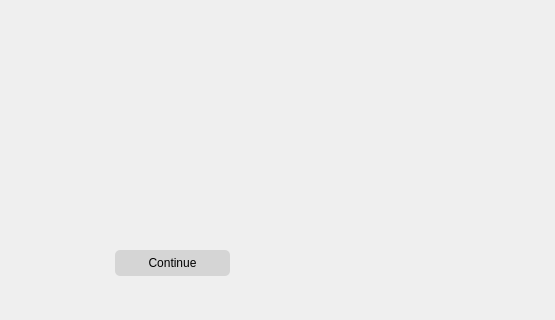
The window that app/src/views/mapview.ui (minorleaguegrayonassociates/GrayonSlam) describes before a commit, drawn with Qt 5; both pictures show x 155 to 710 and y 280 to 600 of the 710 by 600 pixel window.
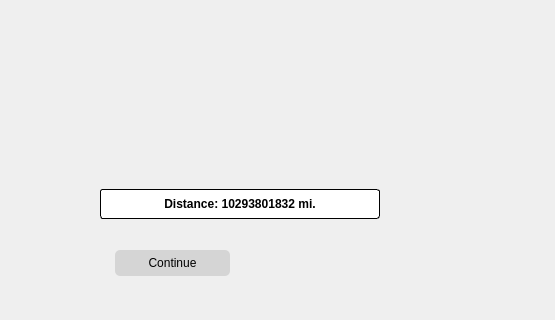
The same window after the commit. Icons and pictures are not drawn.

Commit message: Add label that shows distance when in map view, preview has the ability to show the total distance of a trip

Patch:
```diff
--- a/app/src/views/mapview.ui
+++ b/app/src/views/mapview.ui
@@ -16,6 +16,15 @@
   <property name="styleSheet">
    <string notr="true">QWidget#map_widget {
 border-image: url(:/res/map_background.png) 0 0 0 0 strech strech;
+}
+
+QLabel#distanceLabel {
+background-color: white;
+border-radius: 3px;
+border: 1px solid black;
+font-size: 14;
+font: bold;
+color:black;
 }</string>
   </property>
   <widget class="QWidget" name="map_widget" native="true">
@@ -27,6 +36,22 @@
      <height>399</height>
     </rect>
    </property>
+   <widget class="QLabel" name="distanceLabel">
+    <property name="geometry">
+     <rect>
+      <x>255</x>
+      <y>369</y>
+      <width>280</width>
+      <height>30</height>
+     </rect>
+    </property>
+    <property name="text">
+     <string>Distance: 10293801832 mi.</string>
+    </property>
+    <property name="alignment">
+     <set>Qt::AlignCenter</set>
+    </property>
+   </widget>
   </widget>
   <widget class="QPushButton" name="continueToNext">
    <property name="geometry">
```
The commit also changes 3 other files.
